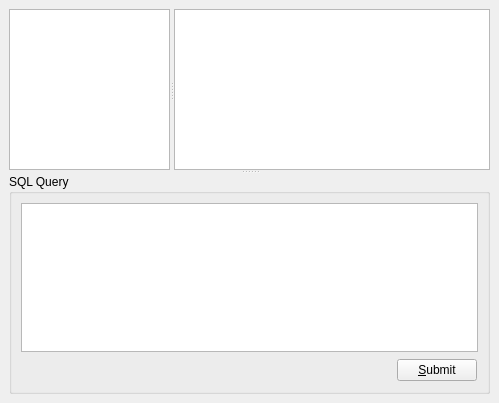
Above: demos/sqlbrowser/browserwidget.ui from arnt/qt-history2 before the change. Below: the same form after it.
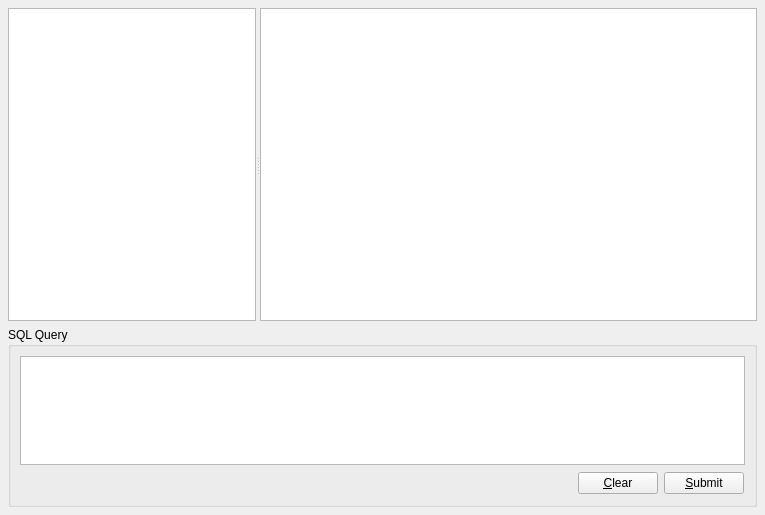
That is the form after the change. Custom widgets are drawn as their Qt base class.

Patch:
```diff
--- a/demos/sqlbrowser/browserwidget.ui
+++ b/demos/sqlbrowser/browserwidget.ui
@@ -11,8 +11,8 @@
    <rect>
     <x>0</x>
     <y>0</y>
-    <width>499</width>
-    <height>403</height>
+    <width>765</width>
+    <height>515</height>
    </rect>
   </property>
   <property name="windowTitle" >
@@ -23,49 +23,20 @@
     <string notr="true" />
    </property>
    <property name="margin" >
-    <number>9</number>
+    <number>8</number>
    </property>
    <property name="spacing" >
     <number>6</number>
    </property>
    <item>
-    <widget class="QSplitter" name="" >
-     <property name="objectName" >
-      <string notr="true" />
-     </property>
-     <property name="geometry" >
-      <rect>
-       <x>9</x>
-       <y>9</y>
-       <width>481</width>
-       <height>385</height>
-      </rect>
-     </property>
-     <property name="orientation" >
-      <enum>Qt::Vertical</enum>
-     </property>
-     <layout class="QVBoxLayout" >
-      <property name="objectName" >
-       <string notr="true" />
-      </property>
-      <property name="margin" >
-       <number>9</number>
-      </property>
-      <property name="spacing" >
-       <number>6</number>
-      </property>
-     </layout>
-     <widget class="QSplitter" name="" >
-      <property name="objectName" >
-       <string notr="true" />
-      </property>
-      <property name="geometry" >
-       <rect>
-        <x>0</x>
-        <y>0</y>
-        <width>481</width>
-        <height>161</height>
-       </rect>
+    <widget class="QSplitter" name="splitter_2" >
+     <property name="sizePolicy" >
+      <sizepolicy>
+       <hsizetype>7</hsizetype>
+       <vsizetype>7</vsizetype>
+       <horstretch>0</horstretch>
+       <verstretch>0</verstretch>
+      </sizepolicy>
       </property>
       <property name="orientation" >
        <enum>Qt::Horizontal</enum>
@@ -82,38 +53,16 @@
        </property>
       </layout>
       <widget class="ConnectionWidget" name="connectionWidget" >
-       <property name="objectName" >
-        <string notr="true" >connectionWidget</string>
-       </property>
-       <property name="geometry" >
-        <rect>
-         <x>0</x>
-         <y>0</y>
-         <width>260</width>
-         <height>161</height>
-        </rect>
-       </property>
        <property name="sizePolicy" >
         <sizepolicy>
          <hsizetype>13</hsizetype>
-         <vsizetype>13</vsizetype>
+        <vsizetype>7</vsizetype>
          <horstretch>1</horstretch>
          <verstretch>0</verstretch>
         </sizepolicy>
        </property>
       </widget>
       <widget class="QTableView" name="table" >
-       <property name="objectName" >
-        <string notr="true" >table</string>
-       </property>
-       <property name="geometry" >
-        <rect>
-         <x>266</x>
-         <y>0</y>
-         <width>215</width>
-         <height>161</height>
-        </rect>
-       </property>
        <property name="sizePolicy" >
         <sizepolicy>
          <hsizetype>7</hsizetype>
@@ -124,17 +73,22 @@
        </property>
       </widget>
      </widget>
+   </item>
+   <item>
      <widget class="QGroupBox" name="groupBox" >
-      <property name="objectName" >
-       <string notr="true" >groupBox</string>
-      </property>
-      <property name="geometry" >
-       <rect>
-        <x>0</x>
-        <y>167</y>
-        <width>481</width>
-        <height>218</height>
-       </rect>
+     <property name="sizePolicy" >
+      <sizepolicy>
+       <hsizetype>5</hsizetype>
+       <vsizetype>3</vsizetype>
+       <horstretch>0</horstretch>
+       <verstretch>0</verstretch>
+      </sizepolicy>
+     </property>
+     <property name="maximumSize" >
+      <size>
+       <width>16777215</width>
+       <height>180</height>
+      </size>
       </property>
       <property name="title" >
        <string>SQL Query</string>
@@ -151,16 +105,25 @@
        </property>
        <item>
         <widget class="QTextEdit" name="sqlEdit" >
-         <property name="objectName" >
-          <string notr="true" >sqlEdit</string>
-         </property>
-         <property name="geometry" >
-          <rect>
-           <x>11</x>
-           <y>22</y>
-           <width>459</width>
-           <height>150</height>
-          </rect>
+        <property name="sizePolicy" >
+         <sizepolicy>
+          <hsizetype>7</hsizetype>
+          <vsizetype>3</vsizetype>
+          <horstretch>0</horstretch>
+          <verstretch>0</verstretch>
+         </sizepolicy>
+        </property>
+        <property name="minimumSize" >
+         <size>
+          <width>0</width>
+          <height>18</height>
+         </size>
+        </property>
+        <property name="baseSize" >
+         <size>
+          <width>0</width>
+          <height>120</height>
+         </size>
          </property>
         </widget>
        </item>
@@ -177,17 +140,6 @@
          </property>
          <item>
           <spacer>
-           <property name="objectName" >
-            <string notr="true" >horizontalSpacer</string>
-           </property>
-           <property name="geometry" >
-            <rect>
-             <x>1</x>
-             <y>1</y>
-             <width>376</width>
-             <height>27</height>
-            </rect>
-           </property>
            <property name="orientation" >
             <enum>Qt::Horizontal</enum>
            </property>
@@ -199,19 +151,15 @@
            </property>
           </spacer>
          </item>
+        <item>
+         <widget class="QPushButton" name="clearButton" >
+          <property name="text" >
+           <string>&amp;Clear</string>
+          </property>
+         </widget>
+        </item>
          <item>
           <widget class="QPushButton" name="submitButton" >
-           <property name="objectName" >
-            <string notr="true" >submitButton</string>
-           </property>
-           <property name="geometry" >
-            <rect>
-             <x>383</x>
-             <y>1</y>
-             <width>75</width>
-             <height>27</height>
-            </rect>
-           </property>
            <property name="text" >
             <string>&amp;Submit</string>
            </property>
@@ -221,7 +169,6 @@
        </item>
       </layout>
      </widget>
-    </widget>
    </item>
   </layout>
  </widget>
```
Left out of the diff: 23 changed lines with no effect on the pictures. Lines whose indentation alone changed are shown as unchanged.
